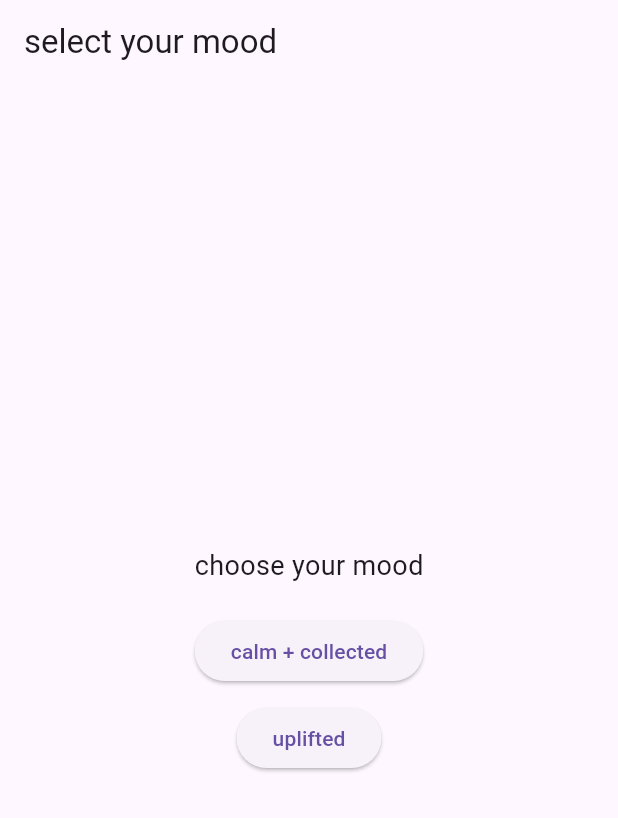
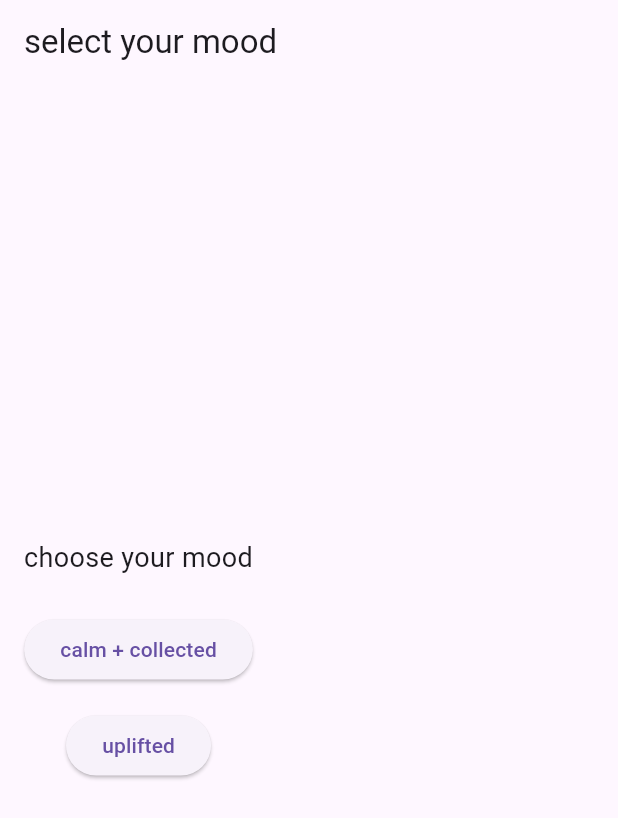
Before and after one commit to rejoicephilip/harmonylink, a Flutter app: the screen it shows after launch, on a phone screen of 412 x 824 dp. Shown: the top 818 px of the screen. Run offline on Flutter 3.47's test engine with Material 3 defaults, Android fonts, the phone set to English and light mode, and no system bars; our stand-ins replace cloud_firestore, firebase_auth, firebase_core; accounts and stored records are empty; network calls fail.

Commit message:
mood button

```diff
--- a/lib/screens/mood_select_screen.dart
+++ b/lib/screens/mood_select_screen.dart
@@ -1,15 +1,10 @@
 import 'package:flutter/material.dart';
+
+import '../widgets/mood_button.dart';
 
 class MoodSelectScreen extends StatelessWidget {
   const MoodSelectScreen({super.key});
 
-  void _goToCreate(BuildContext context, String mood) {
-    Navigator.pushNamed(
-      context,
-      '/createPlaylist',
-      arguments: mood,
-    );
-  }
 
   @override
   Widget build(BuildContext context) {
@@ -17,23 +12,26 @@
       appBar: AppBar(
         title: const Text('select your mood'),
       ),
-      body: Center(
+      body: Padding(
+        padding: const EdgeInsets.all(16.0),
         child: Column(
           mainAxisAlignment: MainAxisAlignment.center,
-          children: [
-            const Text(
+          children: const[
+            Text(
               'choose your mood',
               style: TextStyle(fontSize: 18),
+              textAlign: TextAlign.center,
             ),
-            const SizedBox(height: 20),
-            ElevatedButton(
-              onPressed: () => _goToCreate(context, 'calm + collected'),
-              child: const Text ('calm + collected'),
+            SizedBox(height: 24),
+
+            MoodButton(
+              label: 'calm + collected',
+              mood: 'calm + collected',
             ),
-            const SizedBox(height: 10),
-            ElevatedButton(
-              onPressed: () => _goToCreate(context, 'uplifted'),
-              child: const Text('uplifted'),
+            SizedBox(height: 16),
+            MoodButton(
+              label: 'uplifted',
+              mood: 'uplifted',
             ),
             // ADD THE REST
           ],
--- /dev/null
+++ b/lib/widgets/mood_button.dart
@@ -0,0 +1,22 @@
+import 'package:flutter/material.dart';
+
+class MoodButton extends StatelessWidget{
+  final String label;
+  final String mood;
+
+  const MoodButton({
+    super.key,
+    required this.label,
+    required this.mood,
+  });
+
+  @override
+  Widget build(BuildContext context) {
+    return ElevatedButton(
+      onPressed: () {
+        Navigator.pop(context, mood);
+      },
+       child: Text(label),
+       );
+  }
+}
```
